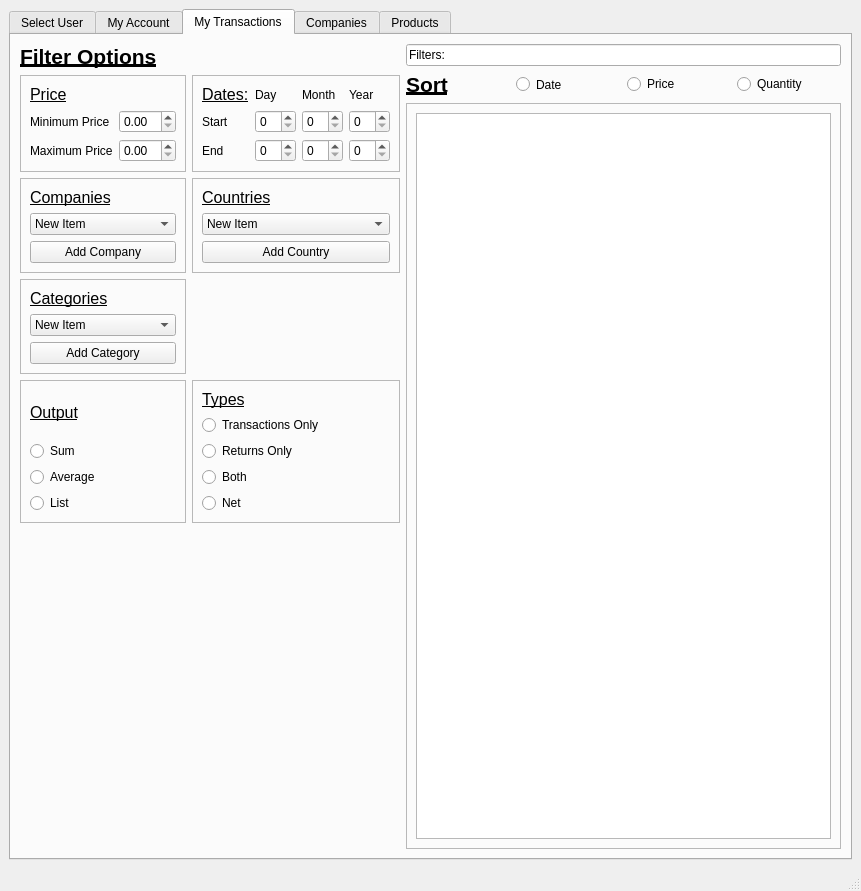
Above: app.ui from ppublicgit/CS687 before the change. Below: the same form after it.
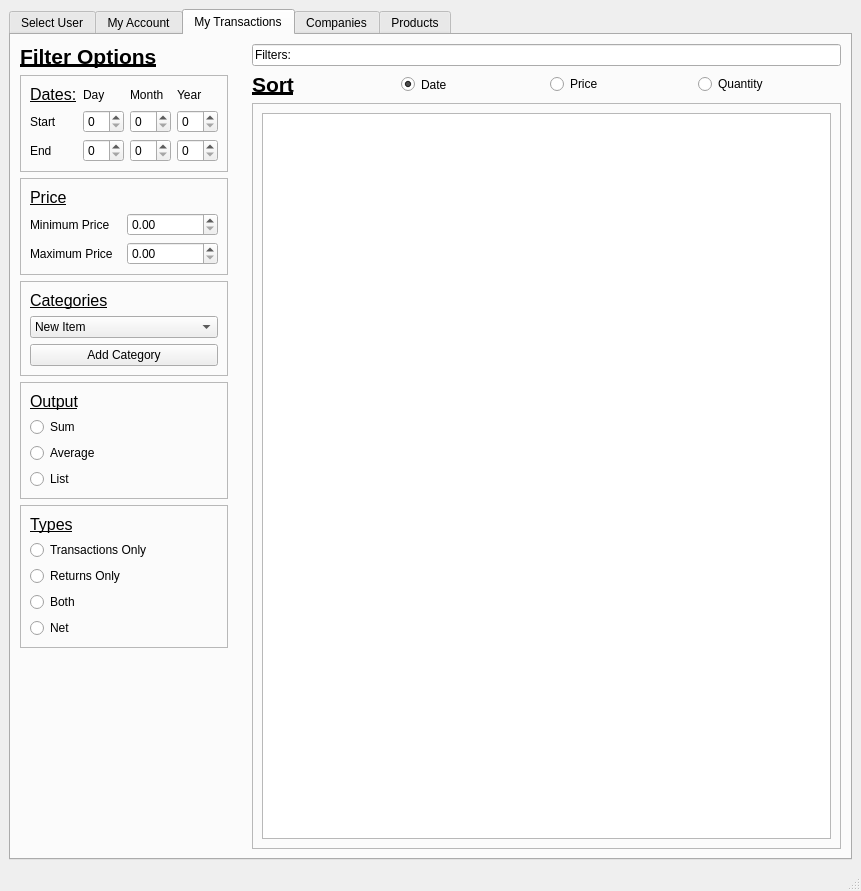
That is the form after the change. The open tabs and pages were chosen to show the change.

Patch:
```diff
--- a/app.ui
+++ b/app.ui
@@ -448,6 +448,9 @@
                 <property name="text">
                  <string>Date</string>
                 </property>
+                <property name="checked">
+                 <bool>true</bool>
+                </property>
                </widget>
               </item>
               <item>
@@ -492,8 +495,8 @@
           </item>
           <item row="0" column="0" colspan="2">
            <layout class="QGridLayout" name="gridLayout_7">
-            <item row="6" column="2">
-             <widget class="QFrame" name="frame_types">
+            <item row="5" column="0">
+             <widget class="QFrame" name="frame_aggregate">
               <property name="sizePolicy">
                <sizepolicy hsizetype="Minimum" vsizetype="Minimum">
                 <horstretch>0</horstretch>
@@ -506,65 +509,91 @@
               <property name="frameShadow">
                <enum>QFrame::Raised</enum>
               </property>
-              <layout class="QGridLayout" name="gridLayout_5">
-               <item row="1" column="0">
-                <widget class="QLabel" name="label_transact_ret">
-                 <property name="font">
-                  <font>
-                   <pointsize>12</pointsize>
-                   <underline>true</underline>
-                  </font>
-                 </property>
-                 <property name="text">
-                  <string>Types</string>
-                 </property>
-                </widget>
-               </item>
-               <item row="3" column="0">
-                <widget class="QRadioButton" name="rb_ret">
-                 <property name="text">
-                  <string>Returns Only</string>
-                 </property>
-                </widget>
-               </item>
-               <item row="5" column="0">
-                <widget class="QRadioButton" name="rb_net">
-                 <property name="text">
-                  <string>Net</string>
-                 </property>
-                </widget>
-               </item>
-               <item row="4" column="0">
-                <widget class="QRadioButton" name="rb_both">
-                 <property name="text">
-                  <string>Both</string>
-                 </property>
-                </widget>
-               </item>
+              <layout class="QGridLayout" name="gridLayout_15">
                <item row="2" column="0">
-                <widget class="QRadioButton" name="rb_transact">
+                <widget class="QRadioButton" name="rb_average">
                  <property name="text">
-                  <string>Transactions Only</string>
+                  <string>Average</string>
                  </property>
                 </widget>
                </item>
+               <item row="3" column="0">
+                <widget class="QRadioButton" name="rb_list">
+                 <property name="text">
+                  <string>List</string>
+                 </property>
+                </widget>
+               </item>
+               <item row="1" column="0">
+                <widget class="QRadioButton" name="rb_sum">
+                 <property name="text">
+                  <string>Sum</string>
+                 </property>
+                </widget>
+               </item>
+               <item row="0" column="0">
+                <widget class="QLabel" name="label_transact_ret_3">
+                 <property name="font">
+                  <font>
+                   <pointsize>12</pointsize>
+                   <underline>true</underline>
+                  </font>
+                 </property>
+                 <property name="text">
+                  <string>Output</string>
+                 </property>
+                </widget>
+               </item>
               </layout>
              </widget>
             </item>
-            <item row="7" column="2">
-             <spacer name="verticalSpacer_3">
-              <property name="orientation">
-               <enum>Qt::Vertical</enum>
+            <item row="4" column="0">
+             <widget class="QFrame" name="frame_categories">
+              <property name="frameShape">
+               <enum>QFrame::StyledPanel</enum>
               </property>
-              <property name="sizeHint" stdset="0">
-               <size>
-                <width>20</width>
-                <height>40</height>
-               </size>
+              <property name="frameShadow">
+               <enum>QFrame::Raised</enum>
               </property>
-             </spacer>
+              <layout class="QVBoxLayout" name="verticalLayout_6">
+               <item>
+                <widget class="QLabel" name="label_categories">
+                 <property name="font">
+                  <font>
+                   <pointsize>12</pointsize>
+                   <underline>true</underline>
+                  </font>
+                 </property>
+                 <property name="text">
+                  <string>Categories</string>
+                 </property>
+                </widget>
+               </item>
+               <item>
+                <widget class="QComboBox" name="cb_categories">
+                 <item>
+                  <property name="text">
+                   <string>New Item</string>
+                  </property>
+                 </item>
+                 <item>
+                  <property name="text">
+                   <string>New Item</string>
+                  </property>
+                 </item>
+                </widget>
+               </item>
+               <item>
+                <widget class="QPushButton" name="pb_add_category">
+                 <property name="text">
+                  <string>Add Category</string>
+                 </property>
+                </widget>
+               </item>
+              </layout>
+             </widget>
             </item>
-            <item row="2" column="2">
+            <item row="1" column="0">
              <widget class="QFrame" name="frame_dates">
               <property name="sizePolicy">
                <sizepolicy hsizetype="Minimum" vsizetype="Minimum">
@@ -672,97 +701,18 @@
               </layout>
              </widget>
             </item>
-            <item row="5" column="0">
-             <widget class="QFrame" name="frame_categories">
-              <property name="frameShape">
-               <enum>QFrame::StyledPanel</enum>
+            <item row="7" column="0">
+             <spacer name="verticalSpacer_6">
+              <property name="orientation">
+               <enum>Qt::Vertical</enum>
               </property>
-              <property name="frameShadow">
-               <enum>QFrame::Raised</enum>
+              <property name="sizeHint" stdset="0">
+               <size>
+                <width>20</width>
+                <height>40</height>
+               </size>
               </property>
-              <layout class="QVBoxLayout" name="verticalLayout_6">
-               <item>
-                <widget class="QLabel" name="label_categories">
-                 <property name="font">
-                  <font>
-                   <pointsize>12</pointsize>
-                   <underline>true</underline>
-                  </font>
-                 </property>
-                 <property name="text">
-                  <string>Categories</string>
-                 </property>
-                </widget>
-               </item>
-               <item>
-                <widget class="QComboBox" name="cb_categories">
-                 <item>
-                  <property name="text">
-                   <string>New Item</string>
-                  </property>
-                 </item>
-                 <item>
-                  <property name="text">
-                   <string>New Item</string>
-                  </property>
-                 </item>
-                </widget>
-               </item>
-               <item>
-                <widget class="QPushButton" name="pb_add_category">
-                 <property name="text">
-                  <string>Add Category</string>
-                 </property>
-                </widget>
-               </item>
-              </layout>
-             </widget>
-            </item>
-            <item row="4" column="0">
-             <widget class="QFrame" name="frame_companies">
-              <property name="frameShape">
-               <enum>QFrame::StyledPanel</enum>
-              </property>
-              <property name="frameShadow">
-               <enum>QFrame::Raised</enum>
-              </property>
-              <layout class="QVBoxLayout" name="verticalLayout_5">
-               <item>
-                <widget class="QLabel" name="label_companies">
-                 <property name="font">
-                  <font>
-                   <pointsize>12</pointsize>
-                   <underline>true</underline>
-                  </font>
-                 </property>
-                 <property name="text">
-                  <string>Companies</string>
-                 </property>
-                </widget>
-               </item>
-               <item>
-                <widget class="QComboBox" name="cb_companies">
-                 <item>
-                  <property name="text">
-                   <string>New Item</string>
-                  </property>
-                 </item>
-                 <item>
-                  <property name="text">
-                   <string>New Item</string>
-                  </property>
-                 </item>
-                </widget>
-               </item>
-               <item>
-                <widget class="QPushButton" name="pb_add_company">
-                 <property name="text">
-                  <string>Add Company</string>
-                 </property>
-                </widget>
-               </item>
-              </layout>
-             </widget>
+             </spacer>
             </item>
             <item row="2" column="0">
              <widget class="QFrame" name="frame_price">
@@ -840,54 +790,8 @@
               </property>
              </widget>
             </item>
-            <item row="4" column="2">
-             <widget class="QFrame" name="frame_countries">
-              <property name="frameShape">
-               <enum>QFrame::StyledPanel</enum>
-              </property>
-              <property name="frameShadow">
-               <enum>QFrame::Raised</enum>
-              </property>
-              <layout class="QVBoxLayout" name="verticalLayout_4">
-               <item>
-                <widget class="QLabel" name="label_countries">
-                 <property name="font">
-                  <font>
-                   <pointsize>12</pointsize>
-                   <underline>true</underline>
-                  </font>
-                 </property>
-                 <property name="text">
-                  <string>Countries</string>
-                 </property>
-                </widget>
-               </item>
-               <item>
-                <widget class="QComboBox" name="cb_countries">
-                 <item>
-                  <property name="text">
-                   <string>New Item</string>
-                  </property>
-                 </item>
-                 <item>
-                  <property name="text">
-                   <string>New Item</string>
-                  </property>
-                 </item>
-                </widget>
-               </item>
-               <item>
-                <widget class="QPushButton" name="pb_add_country">
-                 <property name="text">
-                  <string>Add Country</string>
-                 </property>
-                </widget>
-               </item>
-              </layout>
-             </widget>
-            </item>
             <item row="6" column="0">
-             <widget class="QFrame" name="frame_aggregate">
+             <widget class="QFrame" name="frame_types">
               <property name="sizePolicy">
                <sizepolicy hsizetype="Minimum" vsizetype="Minimum">
                 <horstretch>0</horstretch>
@@ -900,30 +804,9 @@
               <property name="frameShadow">
                <enum>QFrame::Raised</enum>
               </property>
-              <layout class="QGridLayout" name="gridLayout_15">
-               <item row="2" column="0">
-                <widget class="QRadioButton" name="rb_average">
-                 <property name="text">
-                  <string>Average</string>
-                 </property>
-                </widget>
-               </item>
-               <item row="3" column="0">
-                <widget class="QRadioButton" name="rb_list">
-                 <property name="text">
-                  <string>List</string>
-                 </property>
-                </widget>
-               </item>
+              <layout class="QGridLayout" name="gridLayout_5">
                <item row="1" column="0">
-                <widget class="QRadioButton" name="rb_sum">
-                 <property name="text">
-                  <string>Sum</string>
-                 </property>
-                </widget>
-               </item>
-               <item row="0" column="0">
-                <widget class="QLabel" name="label_transact_ret_3">
+                <widget class="QLabel" name="label_transact_ret">
                  <property name="font">
                   <font>
                    <pointsize>12</pointsize>
@@ -931,7 +814,35 @@
                   </font>
                  </property>
                  <property name="text">
-                  <string>Output</string>
+                  <string>Types</string>
+                 </property>
+                </widget>
+               </item>
+               <item row="3" column="0">
+                <widget class="QRadioButton" name="rb_ret">
+                 <property name="text">
+                  <string>Returns Only</string>
+                 </property>
+                </widget>
+               </item>
+               <item row="5" column="0">
+                <widget class="QRadioButton" name="rb_net">
+                 <property name="text">
+                  <string>Net</string>
+                 </property>
+                </widget>
+               </item>
+               <item row="4" column="0">
+                <widget class="QRadioButton" name="rb_both">
+                 <property name="text">
+                  <string>Both</string>
+                 </property>
+                </widget>
+               </item>
+               <item row="2" column="0">
+                <widget class="QRadioButton" name="rb_transact">
+                 <property name="text">
+                  <string>Transactions Only</string>
                  </property>
                 </widget>
                </item>
```
Left out of the diff: 2 changed lines with no effect on the pictures.
